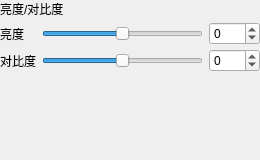
Before: the Qt Designer form psDemo/ui/adj/adjbrightnesscontrast.ui in littletenyuan01/photoshopDemo, drawn with Qt 5.
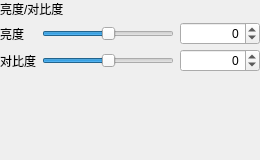
After: the same form once the commit is applied.

Diff of the .ui file:
```diff
--- a/psDemo/ui/adj/adjbrightnesscontrast.ui
+++ b/psDemo/ui/adj/adjbrightnesscontrast.ui
@@ -27,6 +27,12 @@
               </item>
               <item row="0" column="1">
                <widget class="QSlider" name="slider_brightness">
+                <property name="sizePolicy">
+                 <sizepolicy hsizetype="Expanding" vsizetype="Fixed">
+                  <horstretch>1</horstretch>
+                  <verstretch>0</verstretch>
+                 </sizepolicy>
+                </property>
                 <property name="orientation"><enum>Qt::Orientation::Horizontal</enum></property>
                 <property name="minimum"><number>-100</number></property>
                 <property name="maximum"><number>100</number></property>
@@ -35,6 +41,27 @@
               </item>
               <item row="0" column="2">
                <widget class="QSpinBox" name="spin_brightness">
+                <property name="sizePolicy">
+                 <sizepolicy hsizetype="Fixed" vsizetype="Fixed">
+                  <horstretch>0</horstretch>
+                  <verstretch>0</verstretch>
+                 </sizepolicy>
+                </property>
+                <property name="minimumSize">
+                 <size>
+                  <width>80</width>
+                  <height>0</height>
+                 </size>
+                </property>
+                <property name="maximumSize">
+                 <size>
+                  <width>96</width>
+                  <height>16777215</height>
+                 </size>
+                </property>
+                <property name="alignment">
+                 <set>Qt::AlignmentFlag::AlignRight|Qt::AlignmentFlag::AlignVCenter</set>
+                </property>
                 <property name="minimum"><number>-100</number></property>
                 <property name="maximum"><number>100</number></property>
                 <property name="value"><number>0</number></property>
@@ -47,6 +74,12 @@
               </item>
               <item row="1" column="1">
                <widget class="QSlider" name="slider_contrast">
+                <property name="sizePolicy">
+                 <sizepolicy hsizetype="Expanding" vsizetype="Fixed">
+                  <horstretch>1</horstretch>
+                  <verstretch>0</verstretch>
+                 </sizepolicy>
+                </property>
                 <property name="orientation"><enum>Qt::Orientation::Horizontal</enum></property>
                 <property name="minimum"><number>-100</number></property>
                 <property name="maximum"><number>100</number></property>
@@ -55,6 +88,27 @@
               </item>
               <item row="1" column="2">
                <widget class="QSpinBox" name="spin_contrast">
+                <property name="sizePolicy">
+                 <sizepolicy hsizetype="Fixed" vsizetype="Fixed">
+                  <horstretch>0</horstretch>
+                  <verstretch>0</verstretch>
+                 </sizepolicy>
+                </property>
+                <property name="minimumSize">
+                 <size>
+                  <width>80</width>
+                  <height>0</height>
+                 </size>
+                </property>
+                <property name="maximumSize">
+                 <size>
+                  <width>96</width>
+                  <height>16777215</height>
+                 </size>
+                </property>
+                <property name="alignment">
+                 <set>Qt::AlignmentFlag::AlignRight|Qt::AlignmentFlag::AlignVCenter</set>
+                </property>
                 <property name="minimum"><number>-100</number></property>
                 <property name="maximum"><number>100</number></property>
                 <property name="value"><number>0</number></property>
```
Left out of the diff: 2 changed lines with no effect on the pictures.
